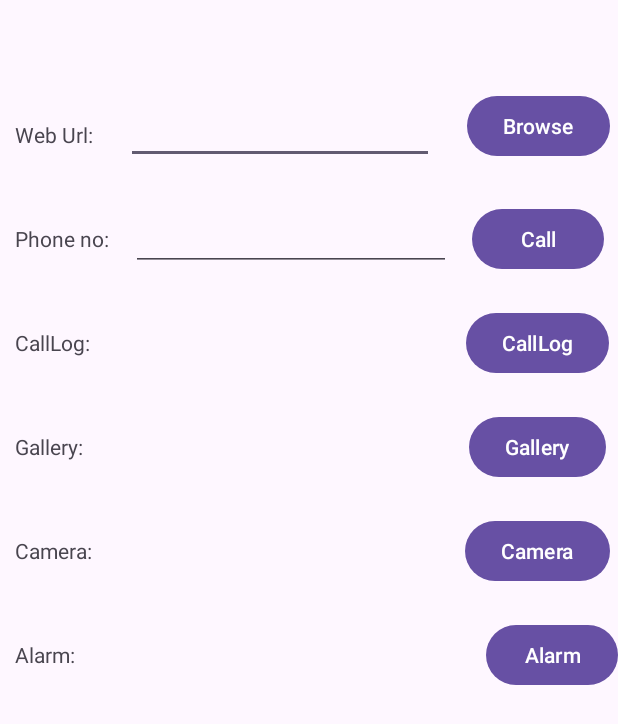
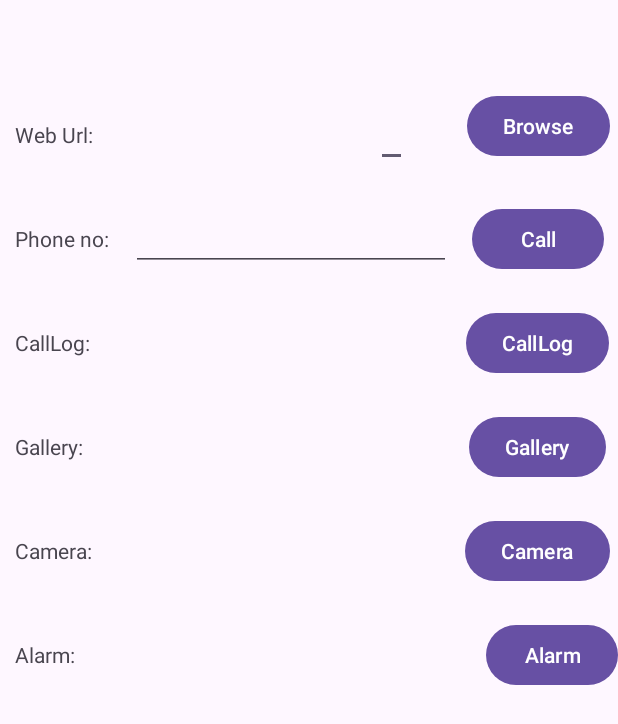
Before and after one commit to Rohan3429/MAD_Practical-5_21012011103, an Android app: the screen it shows after launch (MainActivity), on a phone screen of 412 x 824 dp. Shown: the top 724 px of the screen. Run offline under Robolectric (Android 15) with nearby library versions, the phone set to English and light mode, and no system bars.

Commit message:
Update activity_main.xml

```diff
--- a/app/src/main/res/layout/activity_main.xml
+++ b/app/src/main/res/layout/activity_main.xml
@@ -10,6 +10,7 @@
         android:id="@+id/textView2"
         android:layout_width="wrap_content"
         android:layout_height="wrap_content"
+        android:width="200dp"
         android:layout_marginStart="10dp"
         android:layout_marginTop="80dp"
         android:text="Web Url:"
@@ -18,8 +19,8 @@
 
     <EditText
         android:id="@+id/edittexturl"
-        android:layout_width="205dp"
-        android:layout_height="43dp"
+        android:layout_width="wrap_content"
+        android:layout_height="wrap_content"
         android:inputType="text"
         app:layout_constraintBaseline_toBaselineOf="@+id/textView2"
         app:layout_constraintEnd_toStartOf="@+id/button_browse"
```
